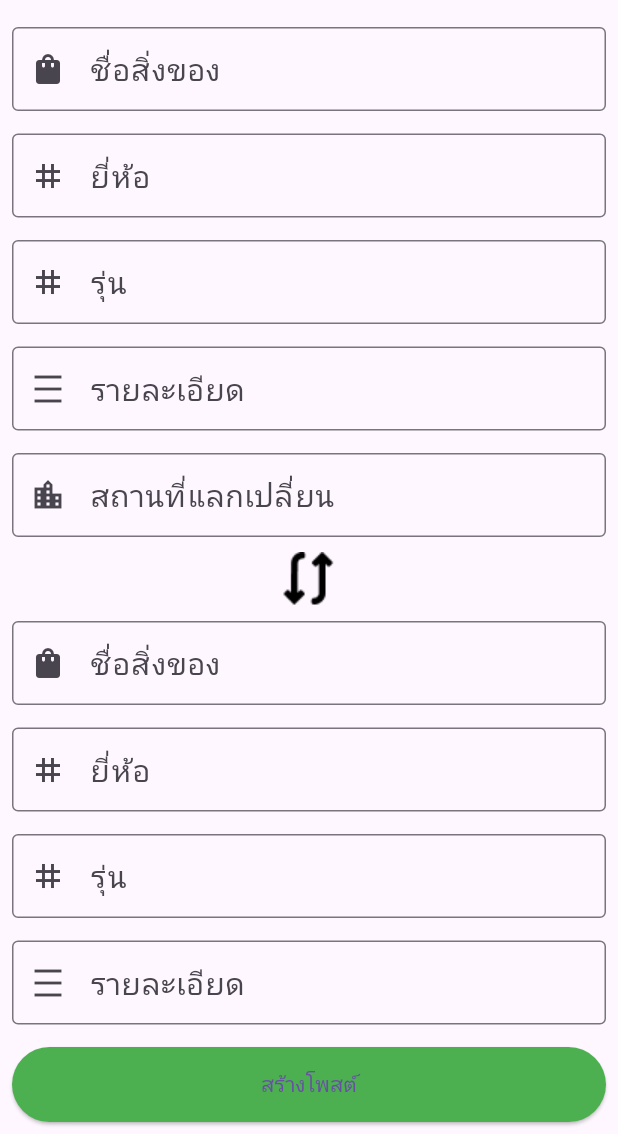
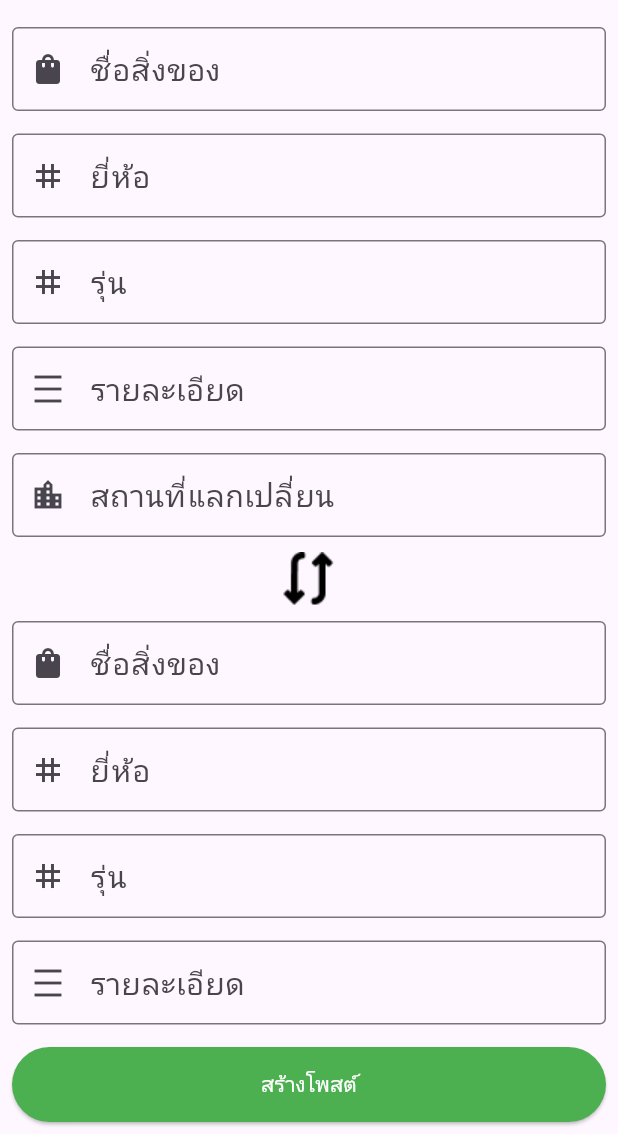
Before and after one commit to peerapattop/swapItem-project, a Flutter app: the NewPost screen opened directly, scrolled down 290 dp, on a phone screen of 412 x 824 dp, the part 102-1236 px from its top. Run offline on Flutter 3.47's test engine with Material 3 defaults, Android fonts, the phone set to English and light mode, and no system bars; our stand-ins replace cloud_firestore, firebase_auth, firebase_core, firebase_database, firebase_storage, image_picker; accounts and stored records are empty; network calls fail.

Commit message:
Update 3_build_post.dart

```diff
--- a/lib/3_build_post.dart
+++ b/lib/3_build_post.dart
@@ -238,7 +238,7 @@ class _NewPostState extends State<NewPost> {
                           backgroundColor:
                               MaterialStateProperty.all<Color>(Colors.green),
                         ),
-                        child: Text("สร้างโพสต์"),
+                        child: Text("สร้างโพสต์",style: TextStyle(color: Colors.white),),
                       ),
                     )
                   ],
```
